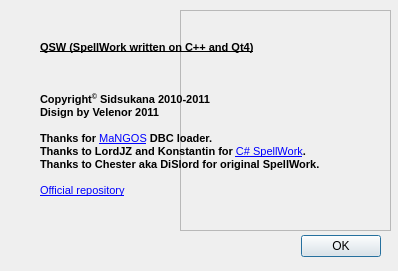
Old version of the form QSW/AboutFormUI.ui in the repository sidsukana/QSpellWork.
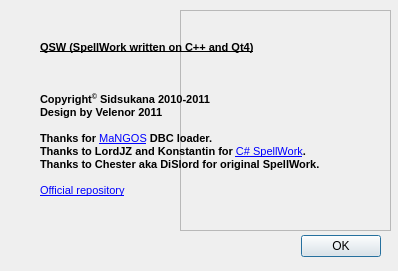
New version of the form. Icons and pictures are not drawn.

Patch:
```diff
--- a/QSW/AboutFormUI.ui
+++ b/QSW/AboutFormUI.ui
@@ -86,7 +86,7 @@
 &lt;p style=&quot;-qt-paragraph-type:empty; margin-top:0px; margin-bottom:0px; margin-left:0px; margin-right:0px; -qt-block-indent:0; text-indent:0px; font-size:8pt;&quot;&gt;&lt;/p&gt;
 &lt;p style=&quot;-qt-paragraph-type:empty; margin-top:0px; margin-bottom:0px; margin-left:0px; margin-right:0px; -qt-block-indent:0; text-indent:0px; font-size:8pt; font-weight:600;&quot;&gt;&lt;/p&gt;
 &lt;p style=&quot; margin-top:0px; margin-bottom:0px; margin-left:0px; margin-right:0px; -qt-block-indent:0; text-indent:0px;&quot;&gt;&lt;span style=&quot; font-size:8pt; font-weight:600;&quot;&gt;Copyright&lt;/span&gt;&lt;span style=&quot; font-size:8pt; font-weight:600; vertical-align:super;&quot;&gt;©&lt;/span&gt;&lt;span style=&quot; font-size:8pt; font-weight:600;&quot;&gt; Sidsukana 2010-2011&lt;/span&gt;&lt;/p&gt;
-&lt;p style=&quot; margin-top:0px; margin-bottom:0px; margin-left:0px; margin-right:0px; -qt-block-indent:0; text-indent:0px;&quot;&gt;&lt;span style=&quot; font-size:8pt; font-weight:600;&quot;&gt;Disign by Velenor 2011&lt;/span&gt;&lt;/p&gt;
+&lt;p style=&quot; margin-top:0px; margin-bottom:0px; margin-left:0px; margin-right:0px; -qt-block-indent:0; text-indent:0px;&quot;&gt;&lt;span style=&quot; font-size:8pt; font-weight:600;&quot;&gt;Design by Velenor 2011&lt;/span&gt;&lt;/p&gt;
 &lt;p style=&quot;-qt-paragraph-type:empty; margin-top:0px; margin-bottom:0px; margin-left:0px; margin-right:0px; -qt-block-indent:0; text-indent:0px; font-size:8pt; font-weight:600;&quot;&gt;&lt;/p&gt;
 &lt;p style=&quot; margin-top:0px; margin-bottom:0px; margin-left:0px; margin-right:0px; -qt-block-indent:0; text-indent:0px;&quot;&gt;&lt;span style=&quot; font-size:8pt; font-weight:600;&quot;&gt;Thanks for &lt;/span&gt;&lt;a href=&quot;http://getmangos.com/&quot;&gt;&lt;span style=&quot; font-size:8pt; text-decoration: underline; color:#0000ff;&quot;&gt;MaNGOS&lt;/span&gt;&lt;/a&gt;&lt;span style=&quot; font-size:8pt; font-weight:600;&quot;&gt; DBC loader.&lt;/span&gt;&lt;/p&gt;
 &lt;p style=&quot; margin-top:0px; margin-bottom:0px; margin-left:0px; margin-right:0px; -qt-block-indent:0; text-indent:0px;&quot;&gt;&lt;span style=&quot; font-size:8pt; font-weight:600;&quot;&gt;Thanks to LordJZ and Konstantin for &lt;/span&gt;&lt;a href=&quot;http://github.com/LordJZ/spellwork_cs&quot;&gt;&lt;span style=&quot; font-size:8pt; text-decoration: underline; color:#0000ff;&quot;&gt;C# SpellWork&lt;/span&gt;&lt;/a&gt;&lt;span style=&quot; font-size:8pt; font-weight:600;&quot;&gt;.&lt;/span&gt;&lt;/p&gt;
```
